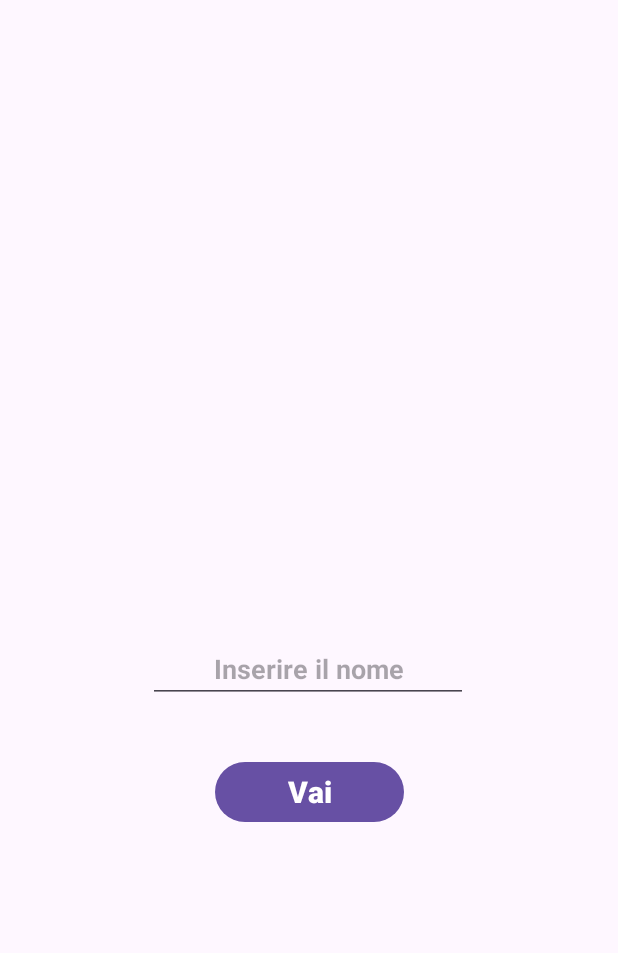
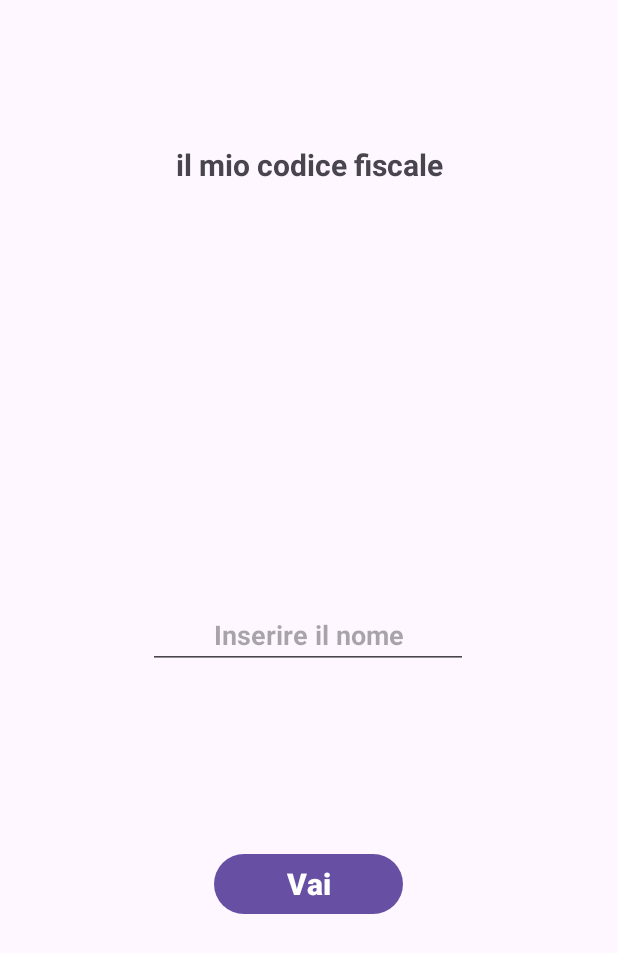
Before and after one commit to Mario21145/CF_Calculator, an Android app: the screen it shows after launch (MainActivity), after a tap on "vai", on a phone screen of 412 x 824 dp. Shown: the top 953 px of the screen. Run offline under Robolectric (Android 15) with nearby library versions, the phone set to English and light mode, and no system bars; our stand-ins replace data binding; 2 statements that could not run were skipped.

Commit message:
Complited the logic of getName TODO Risolvere crush sul bottone vai per il collegamento con il GetSurname

```diff
--- a/app/build.gradle.kts
+++ b/app/build.gradle.kts
@@ -52,6 +52,7 @@ dependencies {
     implementation("com.google.android.material:material:1.9.0")
     implementation("androidx.constraintlayout:constraintlayout:2.1.4")
     implementation ("androidx.fragment:fragment-ktx:1.6.1")
+    implementation("androidx.lifecycle:lifecycle-extensions:2.2.0")
     implementation ("androidx.lifecycle:lifecycle-livedata-ktx:2.6.2")
     implementation ("androidx.lifecycle:lifecycle-viewmodel-ktx:2.3.1")
     implementation ("androidx.navigation:navigation-fragment-ktx:2.7.3")
--- a/app/src/main/java/com/example/calculator_cf/GetSurname.kt
+++ b/app/src/main/java/com/example/calculator_cf/GetSurname.kt
@@ -5,27 +5,22 @@ import androidx.fragment.app.Fragment
 import android.view.LayoutInflater
 import android.view.View
 import android.view.ViewGroup
+import androidx.databinding.DataBindingUtil
+import androidx.fragment.app.viewModels
+import androidx.navigation.fragment.findNavController
+import com.example.calculator_cf.databinding.FragmentGetSurnameBinding
 
-// TODO: Rename parameter arguments, choose names that match
-// the fragment initialization parameters, e.g. ARG_ITEM_NUMBER
-private const val ARG_PARAM1 = "param1"
-private const val ARG_PARAM2 = "param2"
+class GetSurname : Fragment() {
 
-/**
- * A simple [Fragment] subclass.
- * Use the [GetSurname.newInstance] factory method to
- * create an instance of this fragment.
- */
-class GetSurname : Fragment() {
-    // TODO: Rename and change types of parameters
-    private var param1: String? = null
-    private var param2: String? = null
+    private val viewModel: AppViewModel by viewModels()
+    private lateinit var binding : FragmentGetSurnameBinding
+    var button_surname = binding.buttonSurname
+
 
     override fun onCreate(savedInstanceState: Bundle?) {
         super.onCreate(savedInstanceState)
         arguments?.let {
-            param1 = it.getString(ARG_PARAM1)
-            param2 = it.getString(ARG_PARAM2)
+
         }
     }
 
@@ -33,26 +28,22 @@ class GetSurname : Fragment() {
         inflater: LayoutInflater, container: ViewGroup?,
         savedInstanceState: Bundle?
     ): View? {
-        // Inflate the layout for this fragment
-        return inflater.inflate(R.layout.fragment_get_surname, container, false)
+        binding = DataBindingUtil.inflate(inflater, R.layout.fragment_get_surname, container, false)
+        return binding.root
+    }
+
+    override fun onViewCreated(view: View, savedInstanceState: Bundle?) {
+        super.onViewCreated(view, savedInstanceState)
+        button_surname.setOnClickListener(){ findNavController().navigate(R.id.action_getSurname_to_getName) }
+
     }
 
     companion object {
-        /**
-         * Use this factory method to create a new instance of
-         * this fragment using the provided parameters.
-         *
-         * @param param1 Parameter 1.
-         * @param param2 Parameter 2.
-         * @return A new instance of fragment GetSurname.
-         */
-        // TODO: Rename and change types and number of parameters
         @JvmStatic
         fun newInstance(param1: String, param2: String) =
             GetSurname().apply {
                 arguments = Bundle().apply {
-                    putString(ARG_PARAM1, param1)
-                    putString(ARG_PARAM2, param2)
+
                 }
             }
     }
--- a/app/src/main/java/com/example/calculator_cf/Home.kt
+++ b/app/src/main/java/com/example/calculator_cf/Home.kt
@@ -35,7 +35,7 @@ class Home : Fragment() {
         super.onViewCreated(view, savedInstanceState)
 
         binding.Exit.setOnClickListener {viewModel.exit_app()}
-        binding.GoGetName.setOnClickListener { findNavController().navigate(R.id.action_home_to_getName) }
+        binding.GoGetName.setOnClickListener { findNavController().navigate(R.id.action_home_to_getSurname) }
 
     }
 
--- a/app/src/main/res/layout/fragment_get_name.xml
+++ b/app/src/main/res/layout/fragment_get_name.xml
@@ -20,34 +20,35 @@
             android:layout_height="match_parent">
 
 
+            <!--@{@string/CF_live_Data(AppViewModel.live_CF)}-->
+
             <TextView
-                android:id="@+id/textView2"
+                android:id="@+id/Live_CF_Text"
                 android:layout_width="wrap_content"
                 android:layout_height="wrap_content"
-                android:text="@{AppViewModel.final_result}"
+                android:text="@{@string/CF_live_Data(AppViewModel.live_CF)}"
                 android:textSize="20dp"
                 android:textStyle="bold"
-                app:layout_constraintBottom_toBottomOf="parent"
+                app:layout_constraintBottom_toTopOf="@+id/editTextText"
                 app:layout_constraintEnd_toEndOf="parent"
                 app:layout_constraintStart_toStartOf="parent"
                 app:layout_constraintTop_toTopOf="parent"
-                app:layout_constraintVertical_bias="0.205" />
+                app:layout_constraintVertical_bias="0.449" />
 
             <EditText
                 android:id="@+id/editTextText"
                 android:layout_width="wrap_content"
                 android:layout_height="wrap_content"
+                android:layout_marginTop="236dp"
                 android:ems="10"
                 android:hint="Inserire il nome"
                 android:inputType="text"
                 android:textAlignment="center"
                 android:textStyle="bold"
-                app:layout_constraintBottom_toBottomOf="parent"
                 app:layout_constraintEnd_toEndOf="parent"
                 app:layout_constraintHorizontal_bias="0.497"
                 app:layout_constraintStart_toStartOf="parent"
-                app:layout_constraintTop_toBottomOf="@+id/textView2"
-                app:layout_constraintVertical_bias="0.396" />
+                app:layout_constraintTop_toTopOf="parent" />
 
             <Button
                 android:id="@+id/button_name"
@@ -58,9 +59,9 @@
                 android:textStyle="bold"
                 app:layout_constraintBottom_toBottomOf="parent"
                 app:layout_constraintEnd_toEndOf="parent"
+                app:layout_constraintHorizontal_bias="0.498"
                 app:layout_constraintStart_toStartOf="parent"
-                app:layout_constraintTop_toBottomOf="@+id/editTextText"
-                app:layout_constraintVertical_bias="0.116" />
+                app:layout_constraintTop_toBottomOf="@+id/editTextText" />
 
         </androidx.constraintlayout.widget.ConstraintLayout>
 
--- a/app/src/main/res/layout/fragment_get_surname.xml
+++ b/app/src/main/res/layout/fragment_get_surname.xml
@@ -1,10 +1,70 @@
 <?xml version="1.0" encoding="utf-8"?>
-<FrameLayout xmlns:android="http://schemas.android.com/apk/res/android"
-    xmlns:tools="http://schemas.android.com/tools"
-    android:layout_width="match_parent"
-    android:layout_height="match_parent"
-    tools:context=".GetSurname">
+<layout xmlns:android="http://schemas.android.com/apk/res/android"
+    xmlns:app="http://schemas.android.com/apk/res-auto"
+    xmlns:tools="http://schemas.android.com/tools">
+
+    <data>
+
+        <variable
+            name="AppViewModel"
+            type="com.example.calculator_cf.AppViewModel" />
 
 
+    </data>
 
-</FrameLayout>
+    <FrameLayout
+        android:layout_width="match_parent"
+        android:layout_height="match_parent"
+        tools:context=".GetSurname">
+
+
+        <androidx.constraintlayout.widget.ConstraintLayout
+            android:layout_width="match_parent"
+            android:layout_height="match_parent">
+
+            <TextView
+                android:id="@+id/Live_CF_Text"
+                android:layout_width="wrap_content"
+                android:layout_height="wrap_content"
+                android:layout_marginTop="96dp"
+                android:text="il mio codice fiscale"
+                android:textSize="20dp"
+                android:textStyle="bold"
+                app:layout_constraintEnd_toEndOf="parent"
+                app:layout_constraintStart_toStartOf="parent"
+                app:layout_constraintTop_toTopOf="parent" />
+
+            <EditText
+                android:id="@+id/editText_Surname"
+                android:layout_width="wrap_content"
+                android:layout_height="wrap_content"
+                android:layout_marginBottom="340dp"
+                android:ems="10"
+                android:hint="Inserire il nome"
+                android:inputType="text"
+                android:textAlignment="center"
+                android:textStyle="bold"
+                app:layout_constraintBottom_toBottomOf="parent"
+                app:layout_constraintEnd_toEndOf="parent"
+                app:layout_constraintHorizontal_bias="0.497"
+                app:layout_constraintStart_toStartOf="parent"
+                app:layout_constraintTop_toBottomOf="@+id/Live_CF_Text"
+                app:layout_constraintVertical_bias="0.88" />
+
+            <Button
+                android:id="@+id/button_surname"
+                android:layout_width="126dp"
+                android:layout_height="48dp"
+                android:layout_marginBottom="92dp"
+                android:text="Vai"
+                android:textSize="20dp"
+                android:textStyle="bold"
+                app:layout_constraintBottom_toBottomOf="parent"
+                app:layout_constraintEnd_toEndOf="parent"
+                app:layout_constraintHorizontal_bias="0.498"
+                app:layout_constraintStart_toStartOf="parent"
+                app:layout_constraintTop_toBottomOf="@+id/editText_Surname" />
+
+        </androidx.constraintlayout.widget.ConstraintLayout>
+    </FrameLayout>
+</layout>
--- a/app/src/main/res/navigation/navigation_graph.xml
+++ b/app/src/main/res/navigation/navigation_graph.xml
@@ -11,23 +11,23 @@
         android:label="fragment_home"
         tools:layout="@layout/fragment_home" >
         <action
-            android:id="@+id/action_home_to_getName"
-            app:destination="@id/getName" />
+            android:id="@+id/action_home_to_getSurname"
+            app:destination="@id/getSurname" />
     </fragment>
     <fragment
         android:id="@+id/getName"
         android:name="com.example.calculator_cf.getName"
         android:label="fragment_get_name"
-        tools:layout="@layout/fragment_get_name" >
-        <action
-            android:id="@+id/action_getName_to_getSurname"
-            app:destination="@id/getSurname" />
-    </fragment>
+        tools:layout="@layout/fragment_get_name" />
     <fragment
         android:id="@+id/getSurname"
         android:name="com.example.calculator_cf.GetSurname"
         android:label="fragment_get_surname"
-        tools:layout="@layout/fragment_get_surname" />
+        tools:layout="@layout/fragment_get_surname" >
+        <action
+            android:id="@+id/action_getSurname_to_getName"
+            app:destination="@id/getName" />
+    </fragment>
 
 
 </navigation>
```
Also changed, not shown: app/src/main/java/com/example/calculator_cf/AppViewModel.kt (+44 -14 lines), app/src/main/java/com/example/calculator_cf/getName.kt (+62 -11 lines).
